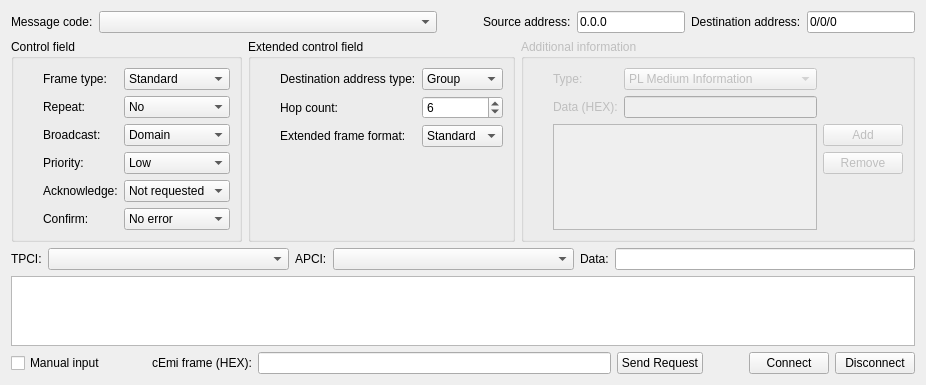
Old version of the form examples/knx/knxeditor/tunneling.ui in the repository qt/qtknx.
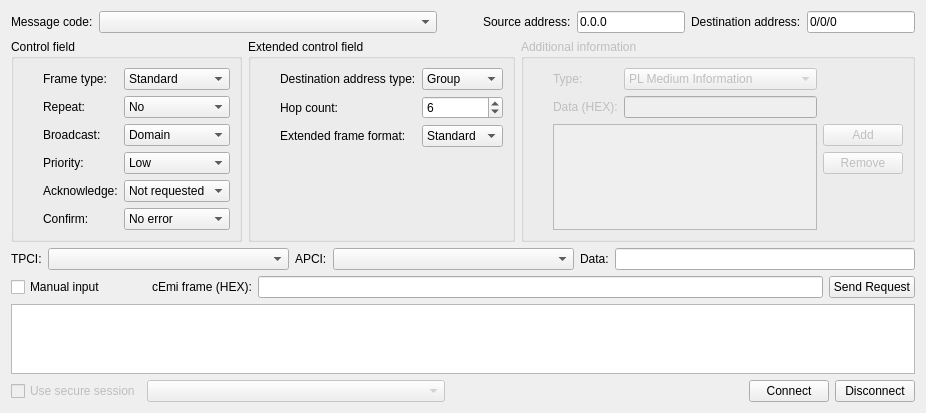
New version of the form.

Commit message: Implement secure session support in the KNX editor example

```diff
--- a/examples/knx/knxeditor/tunneling.ui
+++ b/examples/knx/knxeditor/tunneling.ui
@@ -7,13 +7,13 @@
     <x>0</x>
     <y>0</y>
     <width>856</width>
-    <height>385</height>
+    <height>404</height>
    </rect>
   </property>
   <property name="windowTitle">
    <string>Form</string>
   </property>
-  <layout class="QVBoxLayout" name="verticalLayout_4" stretch="0,0,0,1,0">
+  <layout class="QVBoxLayout" name="verticalLayout_2">
    <item>
     <layout class="QHBoxLayout" name="horizontalLayout_3" stretch="0,1,0,0,0,0,0">
      <item>
@@ -540,7 +540,7 @@
     </layout>
    </item>
    <item>
-    <layout class="QHBoxLayout" name="horizontalLayout_5">
+    <layout class="QHBoxLayout" name="horizontalLayout_4">
      <item>
       <widget class="QLabel" name="label_3">
        <property name="sizePolicy">
@@ -607,6 +607,72 @@
      </item>
     </layout>
    </item>
+   <item>
+    <layout class="QHBoxLayout" name="horizontalLayout_5">
+     <item>
+      <widget class="QCheckBox" name="manualInput">
+       <property name="text">
+        <string>Manual input</string>
+       </property>
+      </widget>
+     </item>
+     <item>
+      <spacer name="horizontalSpacer_7">
+       <property name="orientation">
+        <enum>Qt::Horizontal</enum>
+       </property>
+       <property name="sizeType">
+        <enum>QSizePolicy::Fixed</enum>
+       </property>
+       <property name="sizeHint" stdset="0">
+        <size>
+         <width>40</width>
+         <height>20</height>
+        </size>
+       </property>
+      </spacer>
+     </item>
+     <item>
+      <widget class="QLabel" name="label_17">
+       <property name="sizePolicy">
+        <sizepolicy hsizetype="Maximum" vsizetype="Preferred">
+         <horstretch>0</horstretch>
+         <verstretch>0</verstretch>
+        </sizepolicy>
+       </property>
+       <property name="text">
+        <string>cEmi frame (HEX):</string>
+       </property>
+      </widget>
+     </item>
+     <item>
+      <widget class="QLineEdit" name="cemiFrame">
+       <property name="enabled">
+        <bool>true</bool>
+       </property>
+       <property name="text">
+        <string/>
+       </property>
+       <property name="readOnly">
+        <bool>true</bool>
+       </property>
+      </widget>
+     </item>
+     <item>
+      <widget class="QPushButton" name="tunnelingSendRequest">
+       <property name="sizePolicy">
+        <sizepolicy hsizetype="Maximum" vsizetype="Fixed">
+         <horstretch>0</horstretch>
+         <verstretch>0</verstretch>
+        </sizepolicy>
+       </property>
+       <property name="text">
+        <string>Send Request</string>
+       </property>
+      </widget>
+     </item>
+    </layout>
+   </item>
    <item>
     <widget class="QTextEdit" name="textOuputTunneling">
      <property name="focusPolicy">
@@ -627,60 +693,27 @@
     </widget>
    </item>
    <item>
-    <layout class="QHBoxLayout" name="horizontalLayout_4">
+    <layout class="QHBoxLayout" name="horizontalLayout_2">
      <item>
-      <widget class="QCheckBox" name="manualInput">
+      <widget class="QCheckBox" name="secureSessionCheckBox">
+       <property name="enabled">
+        <bool>false</bool>
+       </property>
        <property name="text">
-        <string>Manual input</string>
+        <string>Use secure session</string>
        </property>
       </widget>
      </item>
      <item>
-      <spacer name="horizontalSpacer_3">
-       <property name="orientation">
-        <enum>Qt::Horizontal</enum>
+      <widget class="QComboBox" name="secureSessionCb">
+       <property name="enabled">
+        <bool>false</bool>
        </property>
-       <property name="sizeType">
-        <enum>QSizePolicy::Fixed</enum>
-       </property>
-       <property name="sizeHint" stdset="0">
-        <size>
-         <width>40</width>
-         <height>20</height>
-        </size>
-       </property>
-      </spacer>
-     </item>
-     <item>
-      <widget class="QLabel" name="label_17">
        <property name="sizePolicy">
-        <sizepolicy hsizetype="Maximum" vsizetype="Preferred">
+        <sizepolicy hsizetype="MinimumExpanding" vsizetype="Fixed">
          <horstretch>0</horstretch>
          <verstretch>0</verstretch>
         </sizepolicy>
-       </property>
-       <property name="text">
-        <string>cEmi frame (HEX):</string>
-       </property>
-      </widget>
-     </item>
-     <item>
-      <widget class="QLineEdit" name="cemiFrame">
-       <property name="enabled">
-        <bool>true</bool>
-       </property>
-       <property name="text">
-        <string/>
-       </property>
-       <property name="readOnly">
-        <bool>true</bool>
-       </property>
-      </widget>
-     </item>
-     <item>
-      <widget class="QPushButton" name="tunnelingSendRequest">
-       <property name="text">
-        <string>Send Request</string>
        </property>
       </widget>
      </item>
@@ -690,7 +723,7 @@
         <enum>Qt::Horizontal</enum>
        </property>
        <property name="sizeType">
-        <enum>QSizePolicy::Fixed</enum>
+        <enum>QSizePolicy::Expanding</enum>
        </property>
        <property name="sizeHint" stdset="0">
         <size>
```
Left out of the diff: 94 changed lines with no effect on the pictures. The commit also changes 11 other files.
